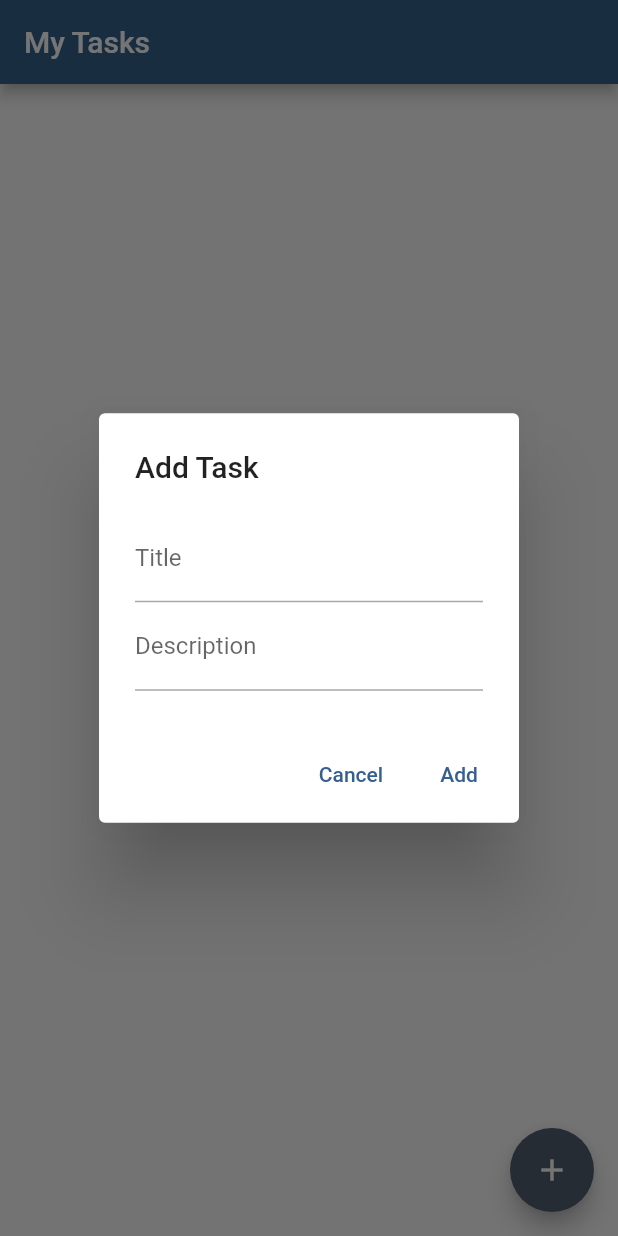
After one commit to AntonIshchyk/ToDoist, a Flutter app: the HomeScreen screen opened directly, after a tap on the "add" icon, on a phone screen of 412 x 824 dp. The commit adds this screen. Run offline on Flutter 3.47's test engine with Material 3 defaults, Android fonts, the phone set to English and light mode, and no system bars; our stand-ins replace sqflite; accounts and stored records are empty.

Commit message:
Tasks, Home_screen with CRUD of Tasks

```diff
--- a/lib/Access/TaskAccess.dart
+++ b/lib/Access/TaskAccess.dart
@@ -0,0 +1,40 @@
+import 'dart:async';
+import '../Services/db_manager.dart';
+import '../Models/Task.dart';
+
+class TaskAccess {
+  Future<int> insertTask(Task task) async {
+    final db = await DBService().database;
+
+    return await db.insert('tasks', task.toMap());
+  }
+
+  Future<List<Task>> getTasks() async {
+    final db = await DBService().database;
+
+    final List<Map<String, dynamic>> maps = await db.query('tasks');
+
+    return List.generate(maps.length, (i) {
+      return Task.fromMap(maps[i]);
+    });
+  }
+
+  Future<int> updateTask(Task task) async {
+    final db = await DBService().database;
+    return await db.update(
+      'tasks',
+      task.toMap(),
+      where: 'id = ?',
+      whereArgs: [task.id],
+    );
+  }
+
+  Future<int> deleteTask(int id) async {
+    final db = await DBService().database;
+    return await db.delete(
+      'tasks',
+      where: 'id = ?',
+      whereArgs: [id],
+    );
+  }
+}
--- a/lib/Models/Task.dart
+++ b/lib/Models/Task.dart
@@ -0,0 +1,31 @@
+class Task {
+  int? id;
+  String title;
+  String? description;
+  bool isCompleted;
+
+  Task({
+    this.id,
+    required this.title,
+    this.description,
+    this.isCompleted = false,
+  });
+
+  Map<String, dynamic> toMap() {
+    return {
+      'id': id,
+      'title': title,
+      'description': description,
+      'isCompleted': isCompleted ? 1 : 0,
+    };
+  }
+
+  static Task fromMap(Map<String, dynamic> map) {
+    return Task(
+      id: map['id'],
+      title: map['title'],
+      description: map['description'],
+      isCompleted: map['isCompleted'] == 1,
+    );
+  }
+}
--- a/lib/Services/db_manager.dart
+++ b/lib/Services/db_manager.dart
@@ -43,5 +43,14 @@ class DBService {
         password TEXT NOT NULL
       )
     ''');
+
+    await db.execute('''
+    CREATE TABLE tasks (
+      id INTEGER PRIMARY KEY AUTOINCREMENT,
+      title TEXT NOT NULL,
+      description TEXT,
+      isCompleted INTEGER NOT NULL
+    )
+  ''');
   }
 }
--- /dev/null
+++ b/lib/widgets/home_screen.dart
@@ -0,0 +1,121 @@
+import 'package:flutter/material.dart';
+import '../Models/Task.dart';
+
+class HomeScreen extends StatefulWidget {
+  const HomeScreen({super.key});
+
+  @override
+  State<HomeScreen> createState() => _HomeScreenState();
+}
+
+class _HomeScreenState extends State<HomeScreen> {
+  final List<Task> _tasks = [];
+
+  void _addTask(Task task) {
+    setState(() {
+      _tasks.add(task);
+    });
+  }
+
+  void _editTask(int index, Task updatedTask) {
+    setState(() {
+      _tasks[index] = updatedTask;
+    });
+  }
+
+  void _deleteTask(int index) {
+    setState(() {
+      _tasks.removeAt(index);
+    });
+  }
+
+  void _showTaskDialog({Task? task, required int? index}) {
+    final TextEditingController titleController = TextEditingController(
+      text: task?.title ?? '',
+    );
+    final TextEditingController descriptionController = TextEditingController(
+      text: task?.description ?? '',
+    );
+
+    showDialog(
+      context: context,
+      builder: (ctx) {
+        return AlertDialog(
+          title: Text(task == null ? "Add Task" : "Edit Task"),
+          content: Column(
+            mainAxisSize: MainAxisSize.min,
+            children: [
+              TextField(
+                controller: titleController,
+                decoration: const InputDecoration(labelText: "Title"),
+              ),
+              TextField(
+                controller: descriptionController,
+                decoration: const InputDecoration(labelText: "Description"),
+              ),
+            ],
+          ),
+          actions: [
+            TextButton(
+              onPressed: () => Navigator.pop(context),
+              child: const Text("Cancel"),
+            ),
+            TextButton(
+              onPressed: () {
+                final newTask = Task(
+                  title: titleController.text,
+                  description: descriptionController.text.isNotEmpty
+                      ? descriptionController.text
+                      : null,
+                );
+                if (task == null) {
+                  _addTask(newTask);
+                } else {
+                  _editTask(index!, newTask);
+                }
+                Navigator.pop(context);
+              },
+              child: Text(task == null ? "Add" : "Save"),
+            ),
+          ],
+        );
+      },
+    );
+  }
+
+  @override
+  Widget build(BuildContext context) {
+    return Scaffold(
+      appBar: AppBar(
+        title: const Text("My Tasks"),
+      ),
+      body: ListView.builder(
+        itemCount: _tasks.length,
+        itemBuilder: (ctx, index) {
+          final task = _tasks[index];
+          return ListTile(
+            title: Text(task.title),
+            subtitle: Text(task.description ?? "No description"),
+            trailing: Row(
+              mainAxisSize: MainAxisSize.min,
+              children: [
+                IconButton(
+                  icon: const Icon(Icons.edit),
+                  onPressed: () => _showTaskDialog(task: task, index: index),
+                ),
+                IconButton(
+                  icon: const Icon(Icons.delete),
+                  onPressed: () => _deleteTask(index),
+                ),
+              ],
+            ),
+          );
+        },
+      ),
+      floatingActionButton: FloatingActionButton(
+        onPressed: () => _showTaskDialog(index: null),
+        child: const Icon(Icons.add),
+      ),
+    );
+  }
+}
--- a/lib/widgets/sign_up_screen.dart
+++ b/lib/widgets/sign_up_screen.dart
@@ -27,14 +27,12 @@ class _SignupScreen extends State<SignupScreen> {
   // Method to handle user registration
   void _registerUser() async {
     if (_formKey.currentState?.validate() ?? false) {
-      // Create a User object with form data
       User newUser = User(
         name: _nameController.text,
         email: _emailController.text,
         password: _passwordController.text,
       );
 
-      // Call the UserAccess class to insert the new user
       UserAccess userAccess = UserAccess();
       await userAccess.insertUser(newUser);
 
```
Also changed, not shown: lib/widgets/sign_in_screen.dart (+4 -12 lines).
